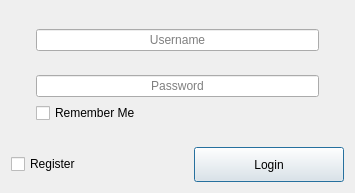
First picture: the form in QtInterface/login.ui, repository Pierre-Narcisi/Babel, before the edit.
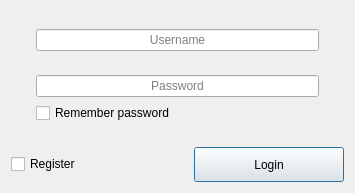
Second picture: the form after the edit. Icons and pictures are not drawn.

Diff of the .ui file:
```diff
--- a/QtInterface/login.ui
+++ b/QtInterface/login.ui
@@ -90,7 +90,7 @@
      <item>
       <widget class="QCheckBox" name="checkBoxRemember">
        <property name="text">
-        <string>Remember Me</string>
+        <string>Remember password</string>
        </property>
       </widget>
      </item>
```
